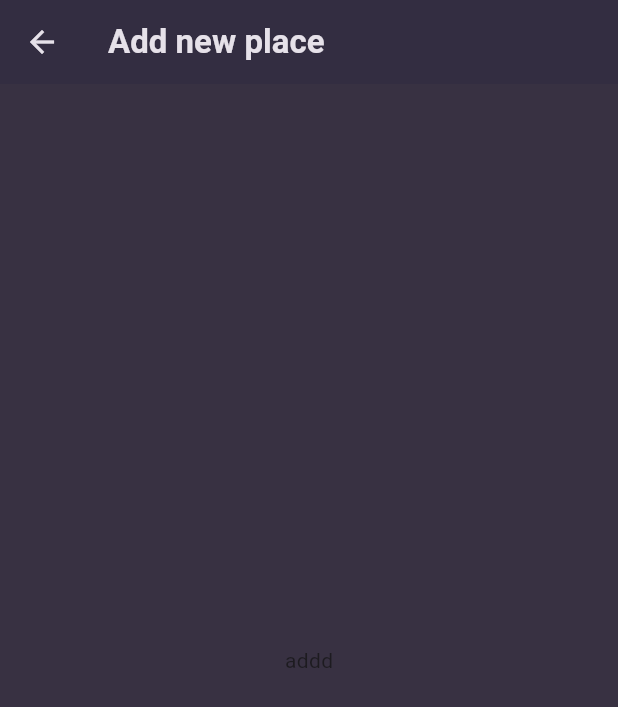
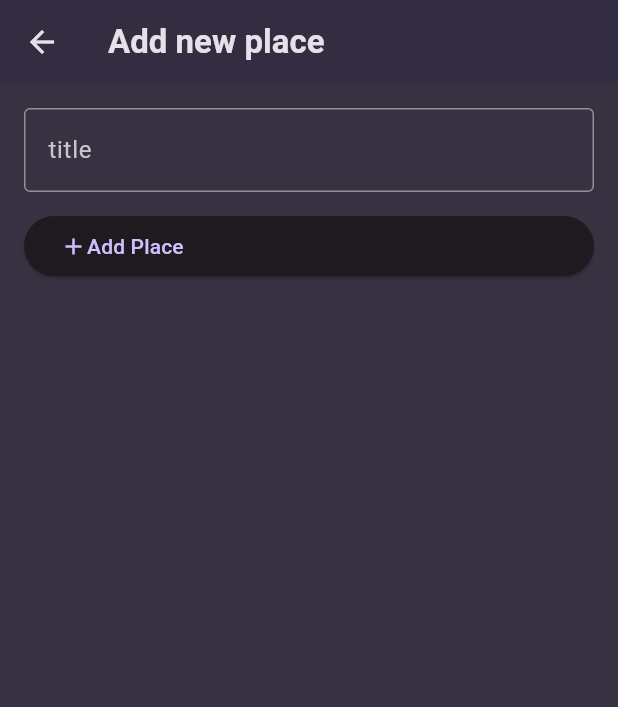
Before and after one commit to TommyPurba/favorite_places, a Flutter app: the screen it shows after launch, after a tap on the "add" icon, on a phone screen of 412 x 824 dp. Shown: the top 707 px of the screen. Run offline on Flutter 3.47's test engine with Material 3 defaults, Android fonts, the phone set to English and light mode, and no system bars; our stand-ins replace flutter_riverpod, google_fonts.

Commit message:
add provider ke tiap screen

```diff
--- a/lib/main.dart
+++ b/lib/main.dart
@@ -1,5 +1,6 @@
 import 'package:favorite_places/screen/yourfavorite_screen.dart';
 import 'package:flutter/material.dart';
+import 'package:flutter_riverpod/flutter_riverpod.dart';
 import 'package:google_fonts/google_fonts.dart';
 
 final colorScheme = ColorScheme.fromSeed(
@@ -26,7 +27,7 @@ final theme = ThemeData().copyWith(
 
 void main(){
   runApp(
-    const MyApp()
+    ProviderScope(child: const MyApp())
   );
 }
 
--- a/lib/providers/addfavorite_provieder.dart
+++ b/lib/providers/addfavorite_provieder.dart
@@ -6,11 +6,12 @@ class AddfavoriteNotifier extends StateNotifier<List<Favorite>> {
   AddfavoriteNotifier() : super([]);
 
   void addName(String name){
-    if(name.trim().isEmpty)return;
-    state =[...state,Favorite(title: name.trim())];
+    final n = name.trim();
+    if(n.isEmpty)return;
+    state =[...state,Favorite(title: n)];
   }
 }
 
-final adfavorite = StateNotifierProvider<AddfavoriteNotifier,List<Favorite>>((ref){
+final addfavorite = StateNotifierProvider<AddfavoriteNotifier,List<Favorite>>((ref){
   return AddfavoriteNotifier();
 });
--- a/lib/screen/addnewplacescreen.dart
+++ b/lib/screen/addnewplacescreen.dart
@@ -1,15 +1,41 @@
+import 'package:favorite_places/providers/addfavorite_provieder.dart';
 import 'package:flutter/material.dart';
+import 'package:flutter_riverpod/flutter_riverpod.dart';
 
-class Addnewplacescreen extends StatefulWidget{
+class Addnewplacescreen extends ConsumerStatefulWidget{
   const Addnewplacescreen({super.key});
 
   @override
-  State<Addnewplacescreen> createState() {
+  ConsumerState<Addnewplacescreen> createState() {
     return _AddnewplacescreenState();
   }
 }
 
-class _AddnewplacescreenState extends State<Addnewplacescreen>{
+class _AddnewplacescreenState extends ConsumerState<Addnewplacescreen>{
+  final _ctrl = TextEditingController();
+
+@override
+  void dispose() {
+   _ctrl.dispose();
+    super.dispose();
+  }
+
+void _submit (){
+  final text= _ctrl.text.trim();
+  if(text.isEmpty){
+    ScaffoldMessenger.of(context).showSnackBar(
+      const SnackBar(content: Text('Name still empty !'))
+    );
+    return;
+  }
+
+  //masukkan ke rivedpood
+  ref.read(addfavorite.notifier).addName(text);
+
+
+  if(!mounted)return;
+  Navigator.of(context).pop(true); //kembali ke list
+}
   @override
   Widget build(BuildContext context) {
     return Scaffold(
@@ -17,7 +43,38 @@ class _AddnewplacescreenState extends State<Addnewplacescreen>{
         title: Text('Add new place'),
         backgroundColor: Theme.of(context).colorScheme.onSecondary,
       ),
-      body: Center(child: Text('addd'),),
+      body: Padding(
+        padding: const EdgeInsets.all(16),
+        child: Column(
+          children: [
+            TextField(
+              controller: _ctrl,
+              decoration: const InputDecoration(
+                labelText: 'title',
+                border: OutlineInputBorder(),
+              ),
+              onSubmitted: (_)=>_submit(),
+            ),
+            const SizedBox(height: 12,),
+             Center(
+               child: ElevatedButton(
+                  onPressed: _submit,
+                  child: Row(
+                    children: [
+                      Icon(
+                    Icons.add,
+
+                  ),
+                  Text('Add Place')
+                    ],
+                  )
+
+                ),
+             ),
+
+          ],
+        ),
+      ),
     );
   }
 }
--- a/lib/screen/placedetailscreen.dart
+++ b/lib/screen/placedetailscreen.dart
@@ -1,15 +1,23 @@
+
 import 'package:flutter/material.dart';
 
 class Placedetailscreen extends StatelessWidget {
-  const Placedetailscreen({super.key, required this.place});
-  final String place;
+  const Placedetailscreen({super.key, required this.title});
+  final String title;
   @override
   Widget build(BuildContext context) {
     return Scaffold(
       appBar: AppBar(
-        title: Text(place),
+        title: Text(title,
+        overflow: TextOverflow.ellipsis,
+        maxLines: 1,),
       ),
-      body: Center(child: Text(place),),
+      body: Center(child: Padding(
+        padding: const EdgeInsets.all(16),
+        child: Text(title,
+        textAlign: TextAlign.center,
+        style: Theme.of(context).textTheme.titleLarge,),
+      ),),
     );
   }
 }
--- a/lib/screen/yourfavorite_screen.dart
+++ b/lib/screen/yourfavorite_screen.dart
@@ -31,7 +31,7 @@ class _YourfavoriteScreenState extends State<YourfavoriteScreen>{
         ],
         backgroundColor: Theme.of(context).colorScheme.onSecondary,
       ),
-      body:FavoriteList(favorite: []),
+      body:FavoriteList(),
     );
   }
 }
--- a/lib/widgets/favorite_list.dart
+++ b/lib/widgets/favorite_list.dart
@@ -1,14 +1,15 @@
+import 'package:favorite_places/providers/addfavorite_provieder.dart';
 import 'package:favorite_places/screen/placedetailscreen.dart';
 import 'package:flutter/material.dart';
-import 'package:favorite_places/models/place.dart';
+import 'package:flutter_riverpod/flutter_riverpod.dart';
 
-class FavoriteList extends StatelessWidget{
-  const FavoriteList({super.key, required this.favorite});
-  final List<Favorite> favorite ;
+class FavoriteList extends ConsumerWidget{
+  const FavoriteList({super.key});
 
 
   @override
-  Widget build(BuildContext context) {
+  Widget build(BuildContext context, WidgetRef ref) {
+    final favorites = ref.watch(addfavorite);
 
       Widget mainContent = Center(
         child: Text('No places added yet!',
@@ -17,9 +18,23 @@ class FavoriteList extends StatelessWidget{
         ),),
       );
 
-        if(favorite.isNotEmpty){
+        if(favorites.isNotEmpty){
           mainContent = ListView.builder(
-            itemBuilder: (ctx, index) => Placedetailscreen(place: favorite[index].id) ,
+            itemCount: favorites.length,
+            itemBuilder: (ctx, index) {
+              final place = favorites[index];
+              return ListTile(
+                title: Text(place.title),
+                trailing: const Icon(Icons.chevron_right),
+                onTap: (){
+                  Navigator.of(context).push(
+                    MaterialPageRoute(
+                      builder: (_) => Placedetailscreen(title: place.title),
+                    )
+                  );
+                },
+              );
+            },
           );
         }
     return mainContent;
```
